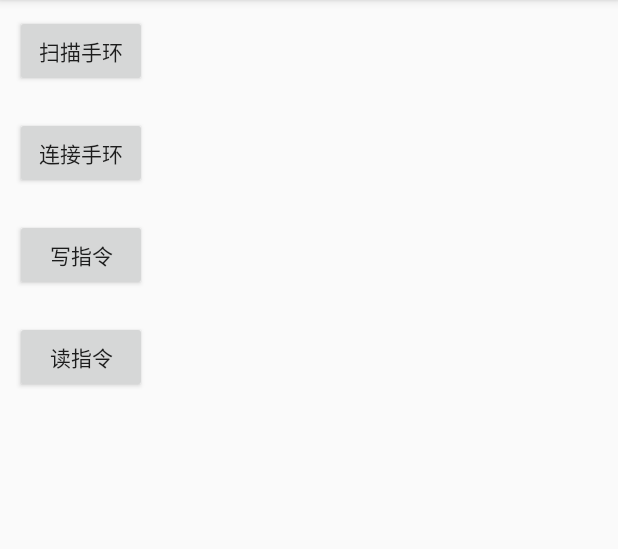
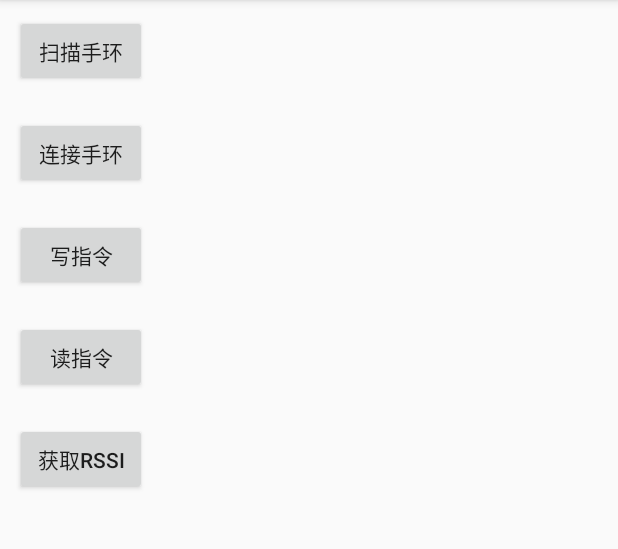
Before and after one commit to r17171709/AndroidBleLibrary, an Android app: the screen it shows after launch (MainActivity), after a tap on "读指令", on a phone screen of 412 x 824 dp, the part 84-633 px from its top. Run offline under Robolectric (Android 15) with nearby library versions, the phone set to English and light mode, and no system bars; our stand-ins replace EventBus.

Commit message:
新增RSSI读取能力

```diff
--- /dev/null
+++ b/BleLibrary/src/main/java/com/renyu/blelibrary/impl/BLERSSIListener.java
@@ -0,0 +1,9 @@
+package com.renyu.blelibrary.impl;
+
+/**
+ * Created by renyu on 2017/6/7.
+ */
+
+public interface BLERSSIListener {
+    void getRssi(int rssi);
+}
--- a/app/src/main/java/com/renyu/androidblelibrary/activity/MainActivity.java
+++ b/app/src/main/java/com/renyu/androidblelibrary/activity/MainActivity.java
@@ -73,6 +73,14 @@ public class MainActivity extends AppCompatActivity {
                 BLEService.sendReadCommand(Params.UUID_SERVICE_BATTERY, Params.UUID_SERVICE_BATTERY_READ, MainActivity.this);
             }
         });
+
+        Button btn_rssi= (Button) findViewById(R.id.btn_rssi);
+        btn_rssi.setOnClickListener(new View.OnClickListener() {
+            @Override
+            public void onClick(View v) {
+                BLEService.readRSSI(MainActivity.this);
+            }
+        });
     }
 
     @Override
--- a/app/src/main/res/layout/activity_main.xml
+++ b/app/src/main/res/layout/activity_main.xml
@@ -27,4 +27,10 @@
         android:layout_height="wrap_content"
         android:layout_margin="10dip"
         android:text="读指令"  />
+    <Button
+        android:id="@+id/btn_rssi"
+        android:layout_width="wrap_content"
+        android:layout_height="wrap_content"
+        android:layout_margin="10dip"
+        android:text="获取RSSI"  />
 </LinearLayout>
```
Also changed, not shown: BleLibrary/src/main/java/com/renyu/blelibrary/params/CommonParams.java (+6 -4 lines), BleLibrary/src/main/java/com/renyu/blelibrary/utils/BLEFramework.java (+18 -0 lines), app/src/main/java/com/renyu/androidblelibrary/service/BLEService.java (+19 -1 lines).
